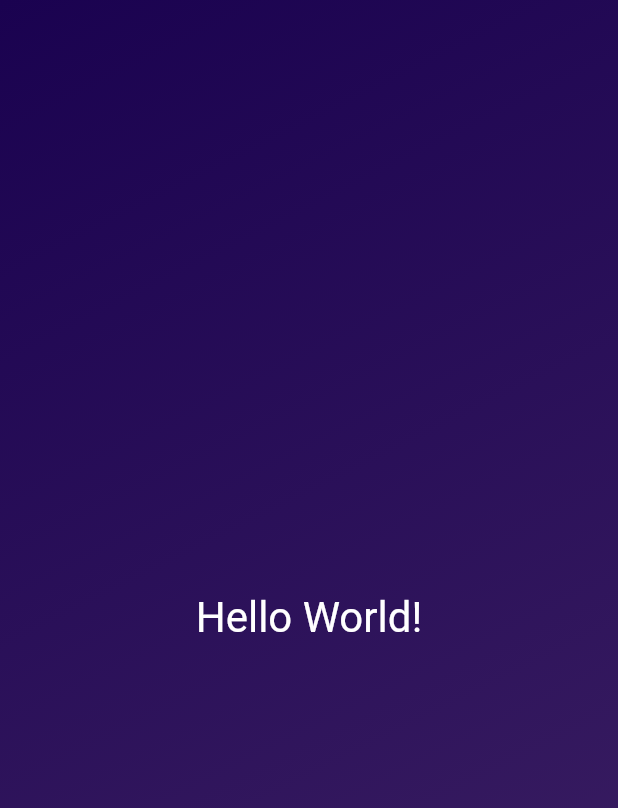
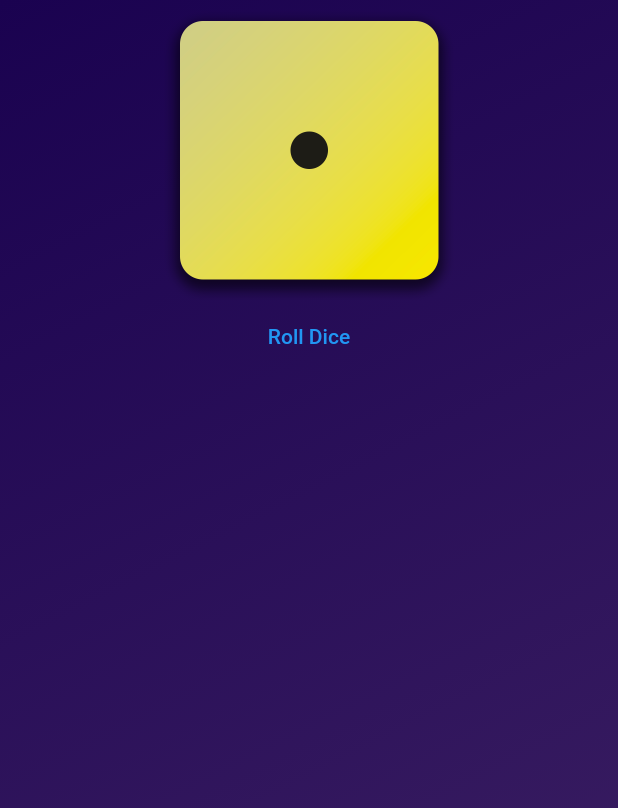
Before and after one commit to jacob-macleod/Flutter-Tutorial, a Flutter app: the screen it shows after launch, on a phone screen of 412 x 824 dp. Shown: the top 808 px of the screen. Run offline on Flutter 3.47's test engine with Material 2 defaults, Android fonts, the phone set to English and light mode, and no system bars.

Commit message:
Added images and button

```diff
--- /dev/null
+++ b/lib/gradient_container.dart
@@ -0,0 +1,52 @@
+import 'package:flutter/material.dart';
+import 'package:tutorial_app/styled_text.dart';
+
+// Final can be used instead of const if the value is not known at compile time
+// But with const teh value is locked in at time of compiling - performance improvement
+// So functions can't be const or they should be final
+const Alignment startAlignment = Alignment.topLeft;
+const Alignment endAlignment = Alignment.bottomRight;
+
+// Extends means it inherits from the class
+class GradientContainer extends StatelessWidget {
+  // Curly braces let you accept named parameters
+  // Initialisation code
+  const GradientContainer(
+      {super.key, required this.startColor, required this.endColor});
+
+  // With modification could be used as a list - final List<Color> colors;
+  final Color startColor;
+  final Color endColor;
+
+  @override
+  Widget build(context) {
+    return Container(
+      decoration: BoxDecoration(
+        gradient: LinearGradient(
+          colors: [
+            startColor,
+            endColor
+            /*Color.fromARGB(255, 26, 2, 80),
+            Color.fromARGB(255, 64, 35, 101)*/
+          ],
+          begin: startAlignment,
+          end: endAlignment,
+        ),
+      ),
+      child: Center(
+        child: Column(
+          children: [
+            Image.asset(
+              "assets/images/dice-1.png",
+              width: 200,
+            ),
+            TextButton(
+              onPressed: () {},
+              child: const Text("Roll Dice"),
+            ),
+          ],
+        ),
+      ),
+    );
+  }
+}
--- a/lib/main.dart
+++ b/lib/main.dart
@@ -1,40 +1,15 @@
 import "package:flutter/material.dart";
+import 'package:tutorial_app/gradient_container.dart';
 
 void main() {
   // Adding const means that if the value is used again, the existing value in memory is used - improve performance
   runApp(
-    MaterialApp(
+    const MaterialApp(
       home: Scaffold(
-        body: GradientContainer(),
+        body: GradientContainer(
+            startColor: Color.fromARGB(255, 26, 2, 80),
+            endColor: Color.fromARGB(255, 64, 35, 101)),
       ),
     ),
   );
 }
-
-// Extends means it inherits from the class
-class GradientContainer extends StatelessWidget {
-  @override
-  Widget build(context) {
-    return Container(
-      decoration: const BoxDecoration(
-        gradient: LinearGradient(
-          colors: [
-            Color.fromARGB(255, 26, 2, 80),
-            Color.fromARGB(255, 64, 35, 101)
-          ],
-          begin: Alignment.topLeft,
-          end: Alignment.bottomRight,
-        ),
-      ),
-      child: const Center(
-        child: Text(
-          "Hello World!",
-          style: TextStyle(
-            color: Colors.white,
-            fontSize: 28,
-          ),
-        ),
-      ),
-    );
-  }
-}
```
Also changed, not shown: lib/styled_text.dart (added, +21 -0 lines), pubspec.yaml (+7 -3 lines), assets/images/dice-1.png (added), assets/images/dice-2.png (added), assets/images/dice-3.png (added), assets/images/dice-4.png (added), assets/images/dice-5.png (added), assets/images/dice-6.png (added).
